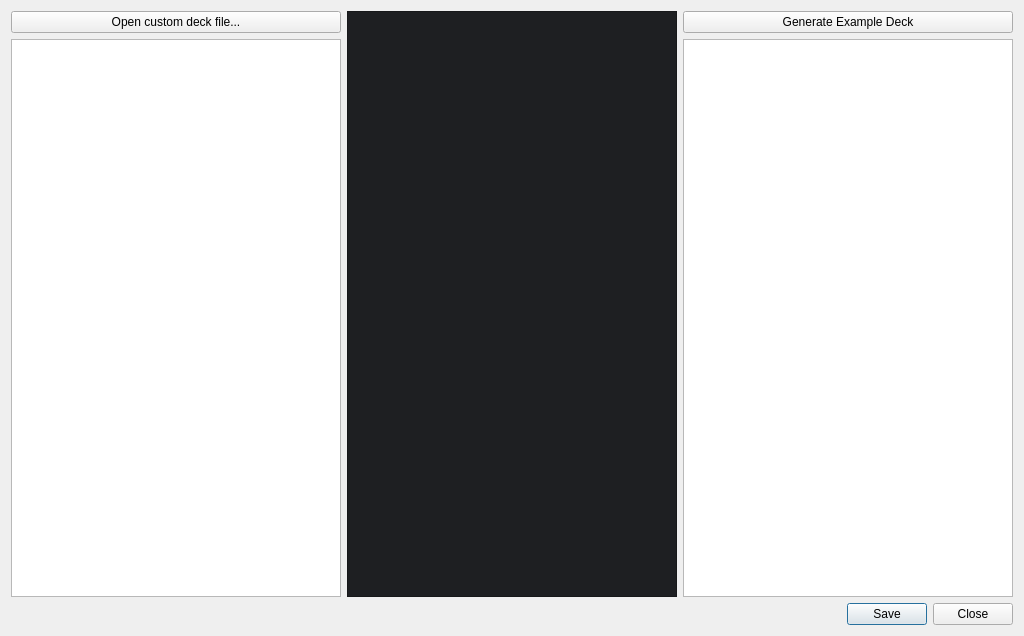
This is ui/custom_deck_editor.ui in Cyb3RGER/CyberEmpire as Qt 5 draws it before an edit. The edited form follows.
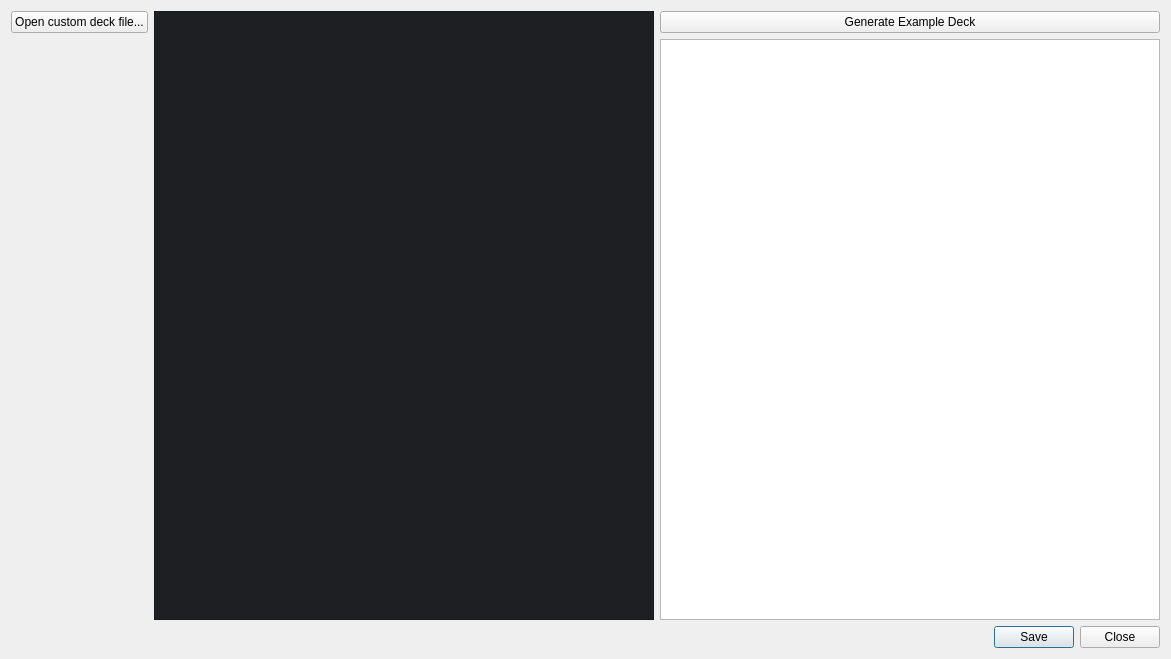
This is the edited form.

Commit message: add line numbers to custom deck editor

Patch:
```diff
--- a/ui/custom_deck_editor.ui
+++ b/ui/custom_deck_editor.ui
@@ -6,8 +6,8 @@
    <rect>
     <x>0</x>
     <y>0</y>
-    <width>1024</width>
-    <height>636</height>
+    <width>1171</width>
+    <height>659</height>
    </rect>
   </property>
   <property name="windowTitle">
@@ -49,16 +49,6 @@
        </property>
       </widget>
      </item>
-     <item row="1" column="0">
-      <widget class="QPlainTextEdit" name="txt_source">
-       <property name="styleSheet">
-        <string notr="true"/>
-       </property>
-       <property name="backgroundVisible">
-        <bool>false</bool>
-       </property>
-      </widget>
-     </item>
      <item row="1" column="2">
       <widget class="QPlainTextEdit" name="txt_example"/>
      </item>
```
The commit also changes 4 other files.
